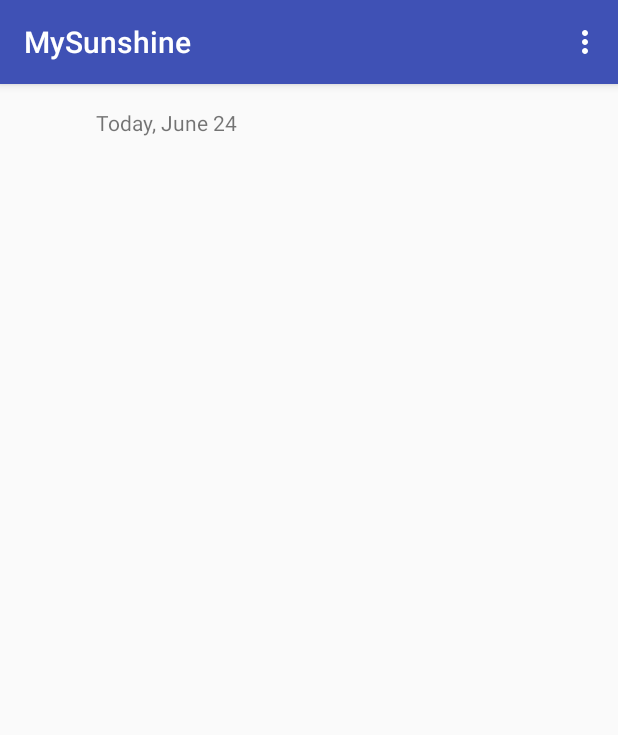
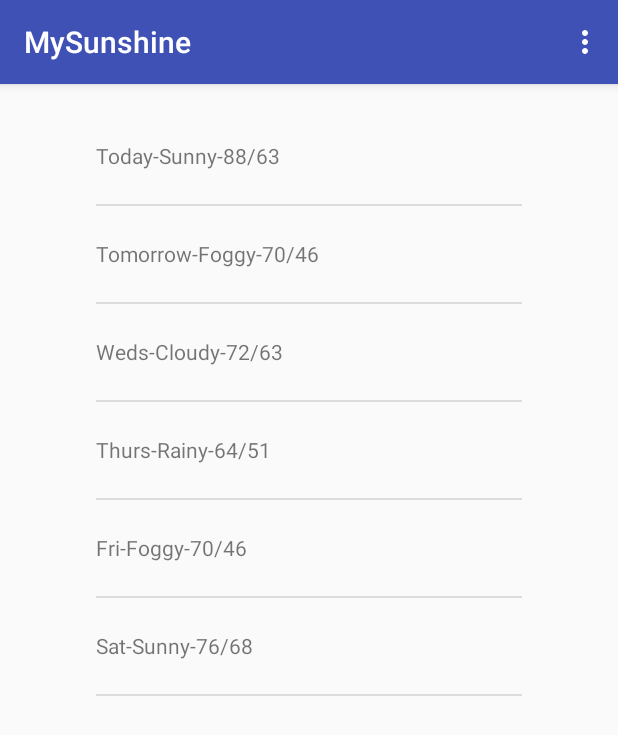
Before and after one commit to wilsonfmn/MySunshine, an Android app: the screen it shows after launch (MainActivity), on a phone screen of 412 x 824 dp. Shown: the top 735 px of the screen. Run offline under Robolectric (Android 15) with nearby library versions, the light colour scheme and no system bars.

Commit message:
Generating a fake list data

```diff
--- a/app/src/main/java/com/example/android/mysunshine/MainActivity.java
+++ b/app/src/main/java/com/example/android/mysunshine/MainActivity.java
@@ -8,6 +8,13 @@ import android.view.Menu;
 import android.view.MenuItem;
 import android.view.View;
 import android.view.ViewGroup;
+import android.widget.Adapter;
+import android.widget.ArrayAdapter;
+import android.widget.ListAdapter;
+import android.widget.ListView;
+
+import java.util.ArrayList;
+import java.util.List;
 
 public class MainActivity extends AppCompatActivity {
 
@@ -55,6 +62,19 @@ public class MainActivity extends AppCompatActivity {
         @Override
         public View onCreateView(LayoutInflater inflater, ViewGroup container, Bundle saveInstanceState) {
             View rootView = inflater.inflate(R.layout.fragment_main, container, false);
+
+            List<String> fakeData = new ArrayList<>();
+            fakeData.add("Today-Sunny-88/63");
+            fakeData.add("Tomorrow-Foggy-70/46");
+            fakeData.add("Weds-Cloudy-72/63");
+            fakeData.add("Thurs-Rainy-64/51");
+            fakeData.add("Fri-Foggy-70/46");
+            fakeData.add("Sat-Sunny-76/68");
+
+            ListAdapter listAdapter = new ArrayAdapter<String>(getActivity(), R.layout.list_item_forecast, R.id.list_item_forecast_textview, fakeData);
+            ListView forecastView = rootView.findViewById(R.id.listview_forecast);
+            forecastView.setAdapter(listAdapter);
+
             return rootView;
         }
     }
--- a/app/src/main/res/layout/fragment_main.xml
+++ b/app/src/main/res/layout/fragment_main.xml
@@ -1,5 +1,5 @@
 <?xml version="1.0" encoding="utf-8"?>
-<RelativeLayout xmlns:android="http://schemas.android.com/apk/res/android"
+<FrameLayout xmlns:android="http://schemas.android.com/apk/res/android"
     xmlns:tools="http://schemas.android.com/tools"
     android:layout_width="match_parent"
     android:layout_height="match_parent"
@@ -9,10 +9,9 @@
     android:paddingBottom="16dp"
     tools:context="com.example.android.mysunshine.MainActivity$PlaceholderFragment">
 
-    <TextView
-        android:id="@+id/textView"
-        android:layout_width="wrap_content"
-        android:layout_height="wrap_content"
-        android:text="Today, June 24" />
+    <ListView
+        android:id="@+id/listview_forecast"
+        android:layout_width="match_parent"
+        android:layout_height="match_parent"/>
 
-</RelativeLayout>
+</FrameLayout>
```
